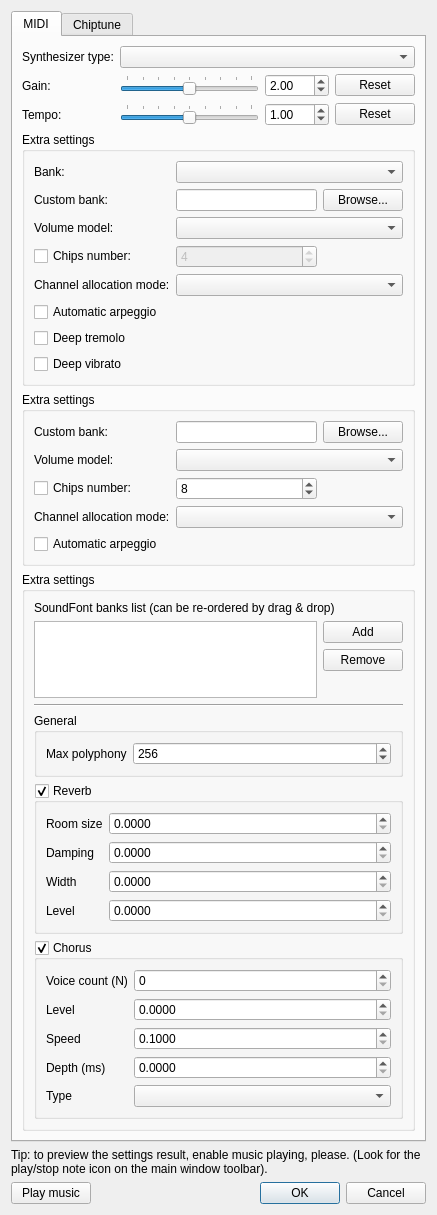
Before: the Qt Designer form _common/qt-modules/custom_music_setup/custom_music_setup.ui in WohlSoft/Moondust-Project, drawn with Qt 5.
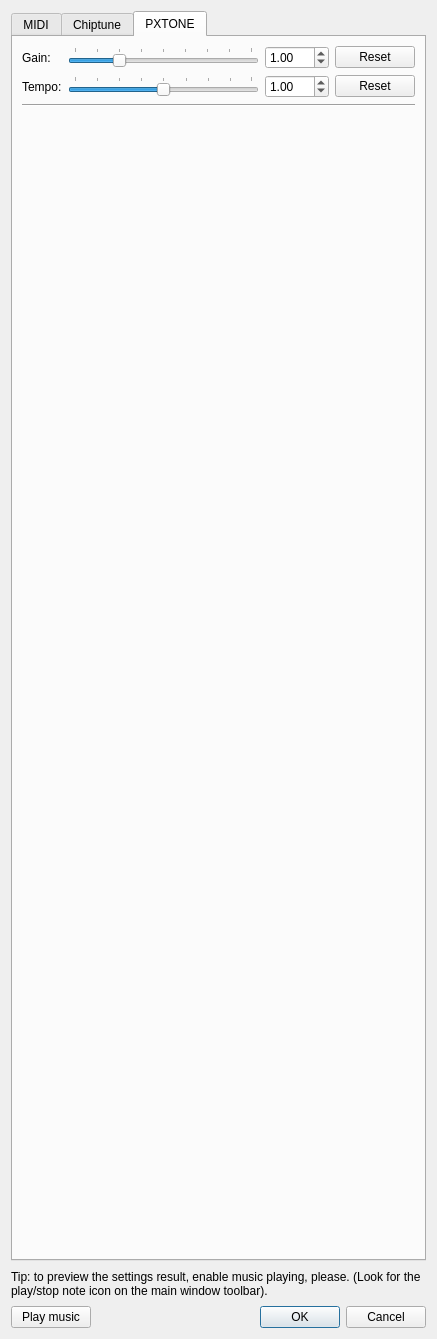
After: the same form once the commit is applied. The open tabs and pages were chosen to show the change. Icons and pictures are not drawn.

Commit message: Editor: Added PXTUNE setup support

The edit to the form file:
```diff
--- a/_common/qt-modules/custom_music_setup/custom_music_setup.ui
+++ b/_common/qt-modules/custom_music_setup/custom_music_setup.ui
@@ -6,8 +6,8 @@
    <rect>
     <x>0</x>
     <y>0</y>
-    <width>433</width>
-    <height>1215</height>
+    <width>432</width>
+    <height>1339</height>
    </rect>
   </property>
   <property name="windowTitle">
@@ -40,6 +40,12 @@
    </item>
    <item row="0" column="0" colspan="2">
     <widget class="QTabWidget" name="setupZone">
+     <property name="sizePolicy">
+      <sizepolicy hsizetype="Expanding" vsizetype="Minimum">
+       <horstretch>0</horstretch>
+       <verstretch>0</verstretch>
+      </sizepolicy>
+     </property>
      <property name="currentIndex">
       <number>0</number>
      </property>
@@ -918,6 +924,134 @@
        </item>
       </layout>
      </widget>
+     <widget class="QWidget" name="tabPxTone">
+      <attribute name="title">
+       <string notr="true">PXTONE</string>
+      </attribute>
+      <layout class="QGridLayout" name="gridLayoutPxTone" rowstretch="0,0,0,100">
+       <item row="0" column="0">
+        <widget class="QLabel" name="label_24">
+         <property name="text">
+          <string>Gain:</string>
+         </property>
+        </widget>
+       </item>
+       <item row="0" column="1">
+        <widget class="QSlider" name="pxtoneGain">
+         <property name="maximum">
+          <number>400</number>
+         </property>
+         <property name="value">
+          <number>100</number>
+         </property>
+         <property name="orientation">
+          <enum>Qt::Horizontal</enum>
+         </property>
+         <property name="tickPosition">
+          <enum>QSlider::TicksAbove</enum>
+         </property>
+         <property name="tickInterval">
+          <number>50</number>
+         </property>
+        </widget>
+       </item>
+       <item row="0" column="2">
+        <widget class="QDoubleSpinBox" name="pxtoneGainAbs">
+         <property name="maximum">
+          <double>100.000000000000000</double>
+         </property>
+         <property name="singleStep">
+          <double>0.100000000000000</double>
+         </property>
+         <property name="value">
+          <double>1.000000000000000</double>
+         </property>
+        </widget>
+       </item>
+       <item row="0" column="3">
+        <widget class="QPushButton" name="pxtoneGainReset">
+         <property name="text">
+          <string>Reset</string>
+         </property>
+        </widget>
+       </item>
+       <item row="1" column="0">
+        <widget class="QLabel" name="label_23">
+         <property name="text">
+          <string>Tempo:</string>
+         </property>
+        </widget>
+       </item>
+       <item row="1" column="1">
+        <widget class="QSlider" name="pxtoneTempo">
+         <property name="minimum">
+          <number>1</number>
+         </property>
+         <property name="maximum">
+          <number>200</number>
+         </property>
+         <property name="value">
+          <number>100</number>
+         </property>
+         <property name="orientation">
+          <enum>Qt::Horizontal</enum>
+         </property>
+         <property name="tickPosition">
+          <enum>QSlider::TicksAbove</enum>
+         </property>
+         <property name="tickInterval">
+          <number>25</number>
+         </property>
+        </widget>
+       </item>
+       <item row="1" column="2">
+        <widget class="QDoubleSpinBox" name="pxtoneTempoAbs">
+         <property name="minimum">
+          <double>0.010000000000000</double>
+         </property>
+         <property name="maximum">
+          <double>100.000000000000000</double>
+         </property>
+         <property name="singleStep">
+          <double>0.100000000000000</double>
+         </property>
+         <property name="value">
+          <double>1.000000000000000</double>
+         </property>
+        </widget>
+       </item>
+       <item row="1" column="3">
+        <widget class="QPushButton" name="pxtoneTempoReset">
+         <property name="text">
+          <string>Reset</string>
+         </property>
+        </widget>
+       </item>
+       <item row="2" column="0" colspan="4">
+        <widget class="Line" name="line_3">
+         <property name="orientation">
+          <enum>Qt::Horizontal</enum>
+         </property>
+        </widget>
+       </item>
+       <item row="3" column="0" colspan="4">
+        <spacer name="pxtoneSpacer">
+         <property name="orientation">
+          <enum>Qt::Vertical</enum>
+         </property>
+         <property name="sizeType">
+          <enum>QSizePolicy::Minimum</enum>
+         </property>
+         <property name="sizeHint" stdset="0">
+          <size>
+           <width>0</width>
+           <height>0</height>
+          </size>
+         </property>
+        </spacer>
+       </item>
+      </layout>
+     </widget>
     </widget>
    </item>
    <item row="1" column="0" colspan="2">
```
Left out of the diff: 21 changed lines with no effect on the pictures. The commit also changes 3 other files.
